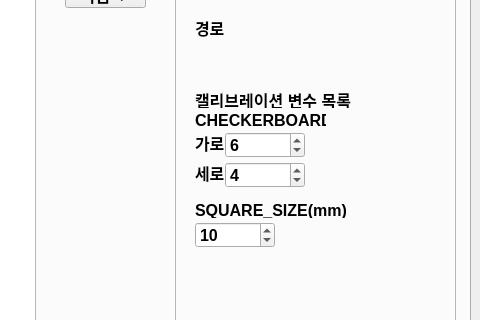
Before: the Qt Designer form codes/window.ui in Songsungsang/Cali_Solvepnp_Program, drawn with Qt 5; both pictures show x 626 to 1106 and y 118 to 438 of the 1106 by 690 pixel window.
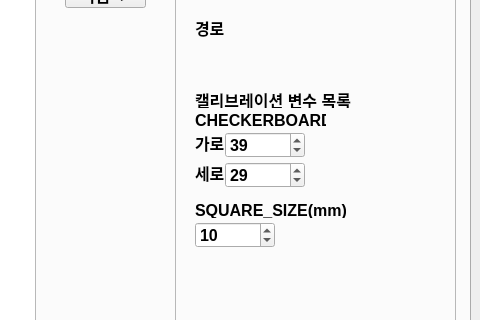
After: the same form once the commit is applied.

Commit message:
[Update] Add image upload small window
Added dialog ui for uploading image, transfer ui changes from utils to controller, change save name

The edit to the form file:
```diff
--- a/codes/window.ui
+++ b/codes/window.ui
@@ -159,7 +159,7 @@
             </rect>
            </property>
            <property name="value">
-            <number>6</number>
+            <number>39</number>
            </property>
           </widget>
           <widget class="QSpinBox" name="board_height">
@@ -172,7 +172,7 @@
             </rect>
            </property>
            <property name="value">
-            <number>4</number>
+            <number>29</number>
            </property>
           </widget>
          </widget>
```
The commit also changes 7 other files.
